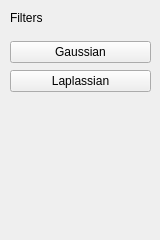
Above: trabFPI/filters.ui from EduardoVernier/trabFPI before the change. Below: the same form after it.
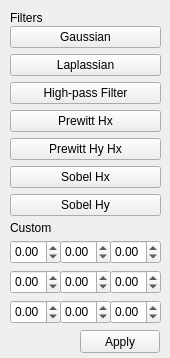
That is the form after the change.

Diff of the .ui file:
```diff
--- a/trabFPI/filters.ui
+++ b/trabFPI/filters.ui
@@ -6,8 +6,8 @@
    <rect>
     <x>0</x>
     <y>0</y>
-    <width>160</width>
-    <height>240</height>
+    <width>170</width>
+    <height>358</height>
    </rect>
   </property>
   <property name="windowTitle">
@@ -17,9 +17,9 @@
    <property name="geometry">
     <rect>
      <x>10</x>
-     <y>40</y>
-     <width>141</width>
-     <height>54</height>
+     <y>26</y>
+     <width>151</width>
+     <height>191</height>
     </rect>
    </property>
    <layout class="QVBoxLayout" name="verticalLayout">
@@ -37,6 +37,41 @@
       </property>
      </widget>
     </item>
+    <item>
+     <widget class="QPushButton" name="hPButton">
+      <property name="text">
+       <string>High-pass Filter</string>
+      </property>
+     </widget>
+    </item>
+    <item>
+     <widget class="QPushButton" name="pHxButton">
+      <property name="text">
+       <string>Prewitt Hx</string>
+      </property>
+     </widget>
+    </item>
+    <item>
+     <widget class="QPushButton" name="pHyHxButton">
+      <property name="text">
+       <string>Prewitt Hy Hx</string>
+      </property>
+     </widget>
+    </item>
+    <item>
+     <widget class="QPushButton" name="SobelHxButton">
+      <property name="text">
+       <string>Sobel Hx</string>
+      </property>
+     </widget>
+    </item>
+    <item>
+     <widget class="QPushButton" name="SobelHyButton">
+      <property name="text">
+       <string>Sobel Hy</string>
+      </property>
+     </widget>
+    </item>
    </layout>
   </widget>
   <widget class="QLabel" name="label">
@@ -52,6 +87,176 @@
     <string>Filters</string>
    </property>
   </widget>
+  <widget class="QLabel" name="label_2">
+   <property name="geometry">
+    <rect>
+     <x>10</x>
+     <y>220</y>
+     <width>57</width>
+     <height>15</height>
+    </rect>
+   </property>
+   <property name="text">
+    <string>Custom</string>
+   </property>
+  </widget>
+  <widget class="QDoubleSpinBox" name="doubleSpinBox">
+   <property name="geometry">
+    <rect>
+     <x>10</x>
+     <y>240</y>
+     <width>51</width>
+     <height>24</height>
+    </rect>
+   </property>
+   <property name="minimum">
+    <double>-255.000000000000000</double>
+   </property>
+   <property name="maximum">
+    <double>255.000000000000000</double>
+   </property>
+  </widget>
+  <widget class="QDoubleSpinBox" name="doubleSpinBox_2">
+   <property name="geometry">
+    <rect>
+     <x>60</x>
+     <y>240</y>
+     <width>51</width>
+     <height>24</height>
+    </rect>
+   </property>
+   <property name="minimum">
+    <double>-255.000000000000000</double>
+   </property>
+   <property name="maximum">
+    <double>255.000000000000000</double>
+   </property>
+  </widget>
+  <widget class="QDoubleSpinBox" name="doubleSpinBox_3">
+   <property name="geometry">
+    <rect>
+     <x>110</x>
+     <y>240</y>
+     <width>51</width>
+     <height>24</height>
+    </rect>
+   </property>
+   <property name="minimum">
+    <double>-255.000000000000000</double>
+   </property>
+   <property name="maximum">
+    <double>255.000000000000000</double>
+   </property>
+  </widget>
+  <widget class="QDoubleSpinBox" name="doubleSpinBox_4">
+   <property name="geometry">
+    <rect>
+     <x>10</x>
+     <y>270</y>
+     <width>51</width>
+     <height>24</height>
+    </rect>
+   </property>
+   <property name="minimum">
+    <double>-255.000000000000000</double>
+   </property>
+   <property name="maximum">
+    <double>255.000000000000000</double>
+   </property>
+  </widget>
+  <widget class="QDoubleSpinBox" name="doubleSpinBox_5">
+   <property name="geometry">
+    <rect>
+     <x>60</x>
+     <y>270</y>
+     <width>51</width>
+     <height>24</height>
+    </rect>
+   </property>
+   <property name="minimum">
+    <double>-255.000000000000000</double>
+   </property>
+   <property name="maximum">
+    <double>255.000000000000000</double>
+   </property>
+  </widget>
+  <widget class="QDoubleSpinBox" name="doubleSpinBox_6">
+   <property name="geometry">
+    <rect>
+     <x>110</x>
+     <y>270</y>
+     <width>51</width>
+     <height>24</height>
+    </rect>
+   </property>
+   <property name="minimum">
+    <double>-255.000000000000000</double>
+   </property>
+   <property name="maximum">
+    <double>255.000000000000000</double>
+   </property>
+  </widget>
+  <widget class="QDoubleSpinBox" name="doubleSpinBox_7">
+   <property name="geometry">
+    <rect>
+     <x>10</x>
+     <y>300</y>
+     <width>51</width>
+     <height>24</height>
+    </rect>
+   </property>
+   <property name="minimum">
+    <double>-255.000000000000000</double>
+   </property>
+   <property name="maximum">
+    <double>255.000000000000000</double>
+   </property>
+  </widget>
+  <widget class="QDoubleSpinBox" name="doubleSpinBox_8">
+   <property name="geometry">
+    <rect>
+     <x>60</x>
+     <y>300</y>
+     <width>51</width>
+     <height>24</height>
+    </rect>
+   </property>
+   <property name="minimum">
+    <double>-255.000000000000000</double>
+   </property>
+   <property name="maximum">
+    <double>255.000000000000000</double>
+   </property>
+  </widget>
+  <widget class="QDoubleSpinBox" name="doubleSpinBox_9">
+   <property name="geometry">
+    <rect>
+     <x>110</x>
+     <y>300</y>
+     <width>51</width>
+     <height>24</height>
+    </rect>
+   </property>
+   <property name="minimum">
+    <double>-255.000000000000000</double>
+   </property>
+   <property name="maximum">
+    <double>255.000000000000000</double>
+   </property>
+  </widget>
+  <widget class="QPushButton" name="pushButton">
+   <property name="geometry">
+    <rect>
+     <x>80</x>
+     <y>330</y>
+     <width>80</width>
+     <height>23</height>
+    </rect>
+   </property>
+   <property name="text">
+    <string>Apply</string>
+   </property>
+  </widget>
  </widget>
  <resources/>
  <connections/>
```
